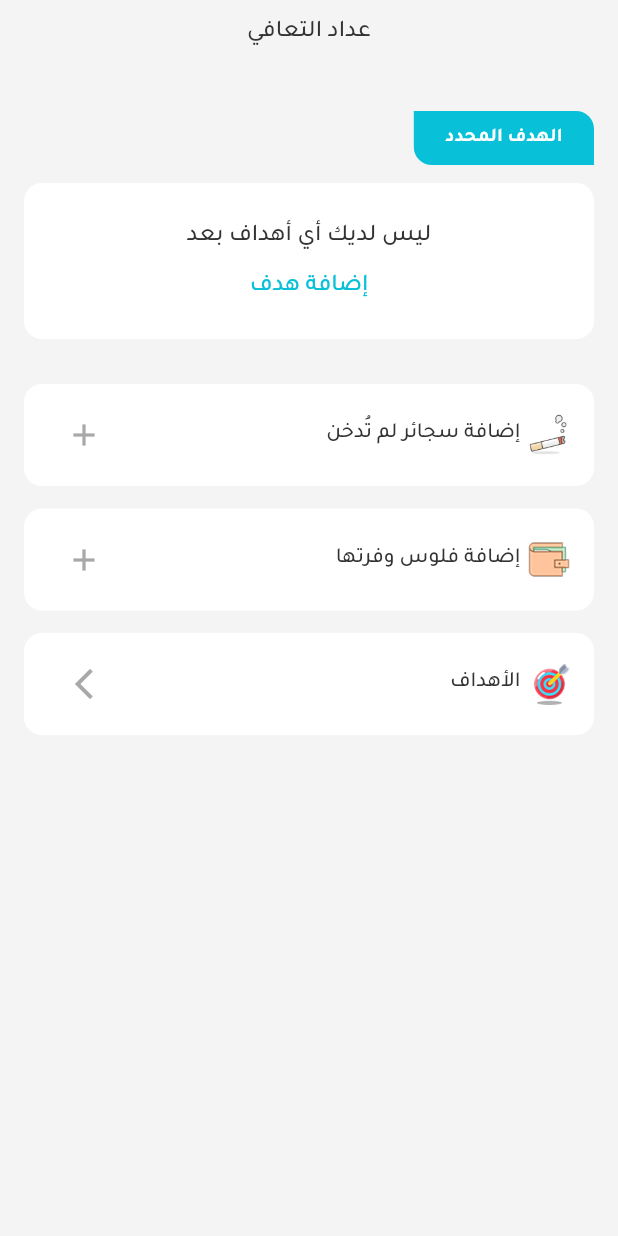
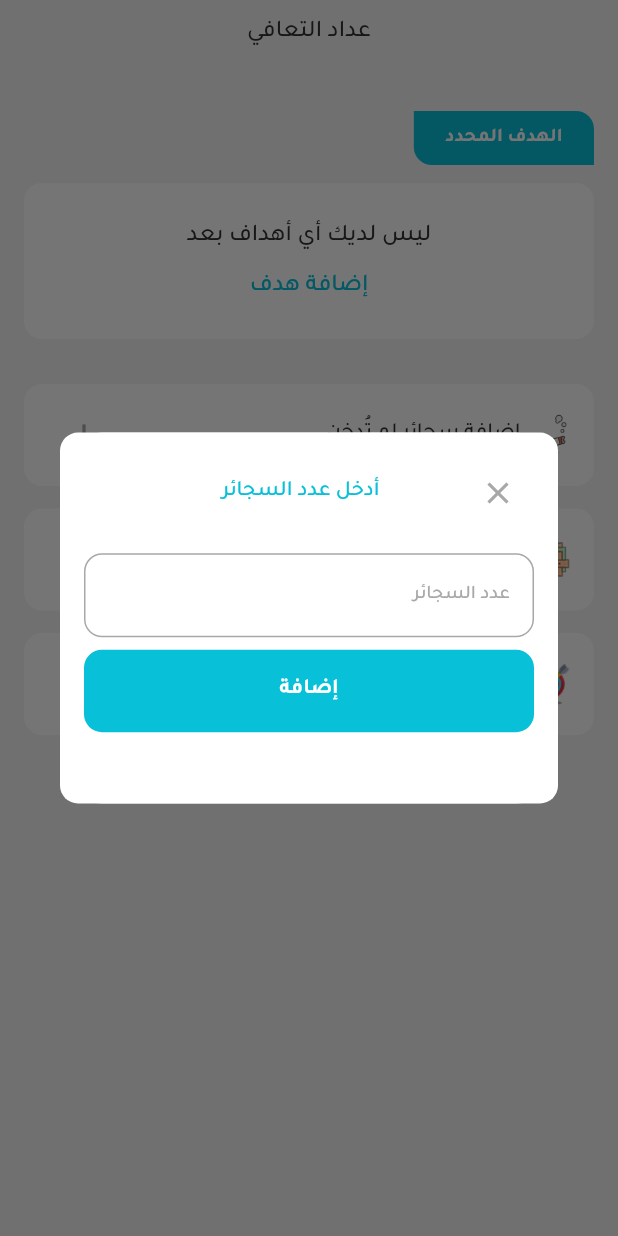
Before and after one commit to MohammedEhap007/Nafas-App--Graduation-Project, a Flutter app: the SavingsCounterView screen opened directly, after a tap on the "add" icon, on a phone screen of 412 x 824 dp. Run offline on Flutter 3.47's test engine with Material 3 defaults, Android fonts, the light colour scheme and no system bars; our stand-ins replace animated_splash_screen, flutter_svg, google_nav_bar, lottie, shared_preferences, smooth_page_indicator; accounts and stored records are empty.

Commit message:
add show custom dialog function to add cigarettes button

```diff
--- a/lib/features/savings_counter/presentation/views/widgets/add_cigarettes_button.dart
+++ b/lib/features/savings_counter/presentation/views/widgets/add_cigarettes_button.dart
@@ -1,4 +1,5 @@
 import 'package:flutter/material.dart';
+import 'package:nafas_app/core/helper/show_custom_dialog.dart';
 import 'package:nafas_app/core/utils/app_images.dart';
 import 'package:nafas_app/features/savings_counter/data/models/goals_item_model.dart';
 import 'package:nafas_app/features/savings_counter/presentation/views/widgets/goals_item.dart';
@@ -14,7 +15,14 @@ class AddCigarettesButton extends StatelessWidget {
         title: 'إضافة سجائر لم تُدخن',
         icon: Icons.add,
       ),
-      onPressed: () {},
+      onPressed: () {
+        showCustomDialog(
+          context,
+          dialogTitle: 'أدخل عدد السجائر',
+          dialogTextFieldHintText: 'عدد السجائر',
+          dialogButtonTitle: 'إضافة',
+        );
+      },
     );
   }
 }
```
